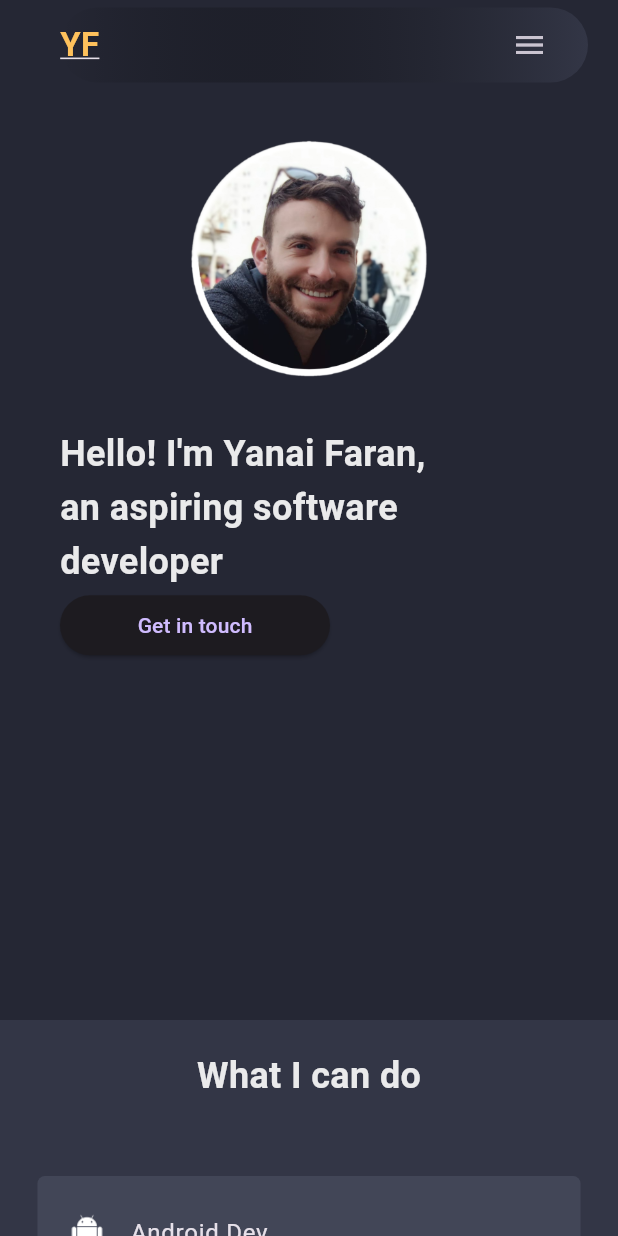
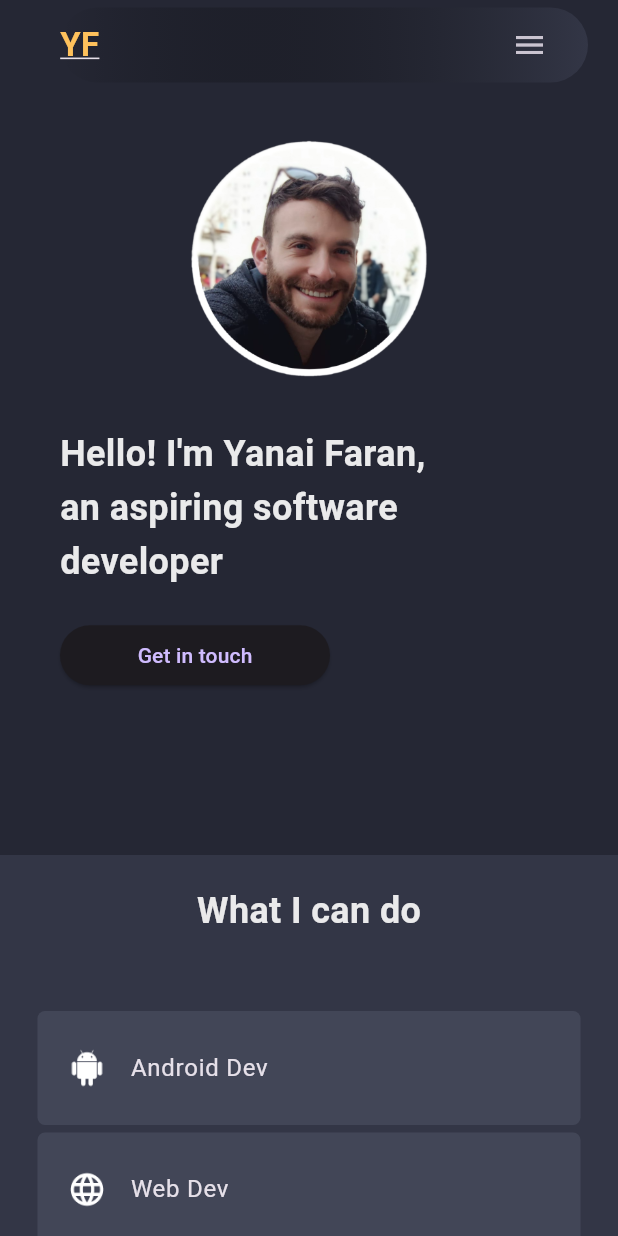
Before and after one commit to Yanai99/flutter-portfolio, a Flutter app: the screen it shows after launch, on a phone screen of 412 x 824 dp. Run offline on Flutter 3.47's test engine with Material 3 defaults, Android fonts, the phone set to English and light mode, and no system bars; missing offline and left inert: dart:js.

Commit message:
fixed height of mobile main

```diff
--- a/lib/widgets/main_mobile.dart
+++ b/lib/widgets/main_mobile.dart
@@ -15,7 +15,7 @@ class MainMobile extends StatelessWidget {
                 margin:
                     const EdgeInsets.symmetric(horizontal: 40, vertical: 30),
                 height: screenHeight,
-                constraints: BoxConstraints(maxHeight: 560,),
+                constraints: const BoxConstraints(maxHeight: 450,),
                 child: Column(
                   mainAxisAlignment: MainAxisAlignment.start,
                   crossAxisAlignment: CrossAxisAlignment.start,
@@ -36,14 +36,13 @@ class MainMobile extends StatelessWidget {
                           fontWeight: FontWeight.bold,
                           color: CustomColor.whitePrimary),
                     ),
+                    const SizedBox(height: 20,),
                     //btn
                     SizedBox(
                       width: 180,
                       child: ElevatedButton(onPressed: (){},
                       child: const Text("Get in touch"),),
                       )
-
-
                   ],
                 ),
               );
```
